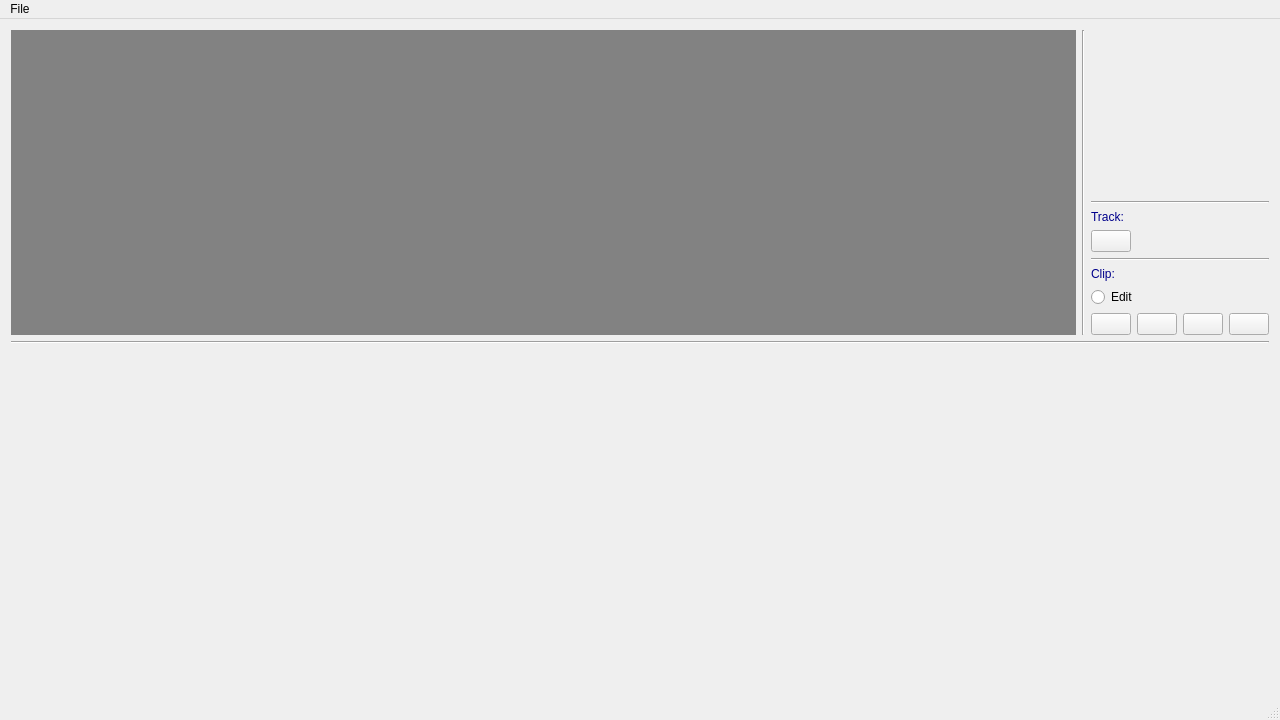
This is mainwindow.ui in sisi16/stop-motion as Qt 5 draws it before an edit. The edited form follows.
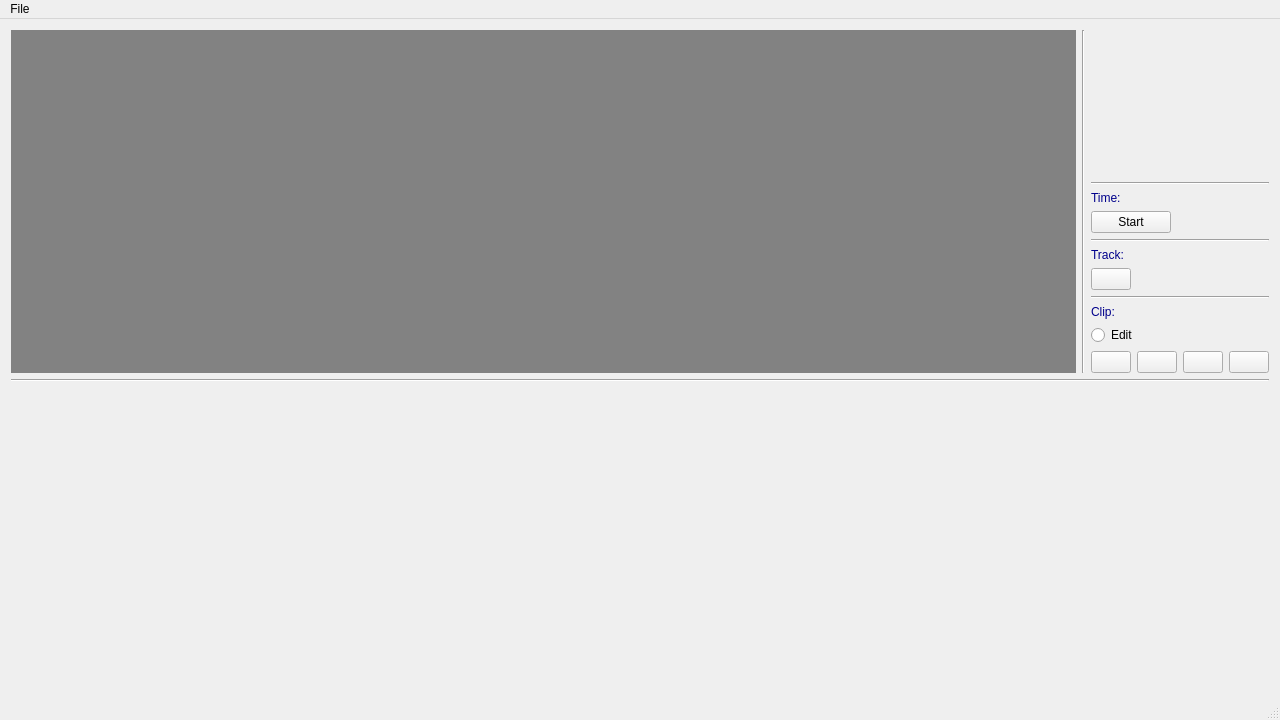
This is the edited form. Icons and pictures are not drawn.

```diff
--- a/mainwindow.ui
+++ b/mainwindow.ui
@@ -45,7 +45,7 @@
     </item>
     <item row="1" column="4">
      <layout class="QGridLayout" name="gridLayout_1">
-      <item row="3" column="0" colspan="4">
+      <item row="6" column="0" colspan="4">
        <widget class="Line" name="line_3">
         <property name="sizePolicy">
          <sizepolicy hsizetype="Preferred" vsizetype="Fixed">
@@ -58,7 +58,7 @@
         </property>
        </widget>
       </item>
-      <item row="1" column="0" colspan="4">
+      <item row="4" column="0" colspan="4">
        <widget class="QLabel" name="trackLabel">
         <property name="sizePolicy">
          <sizepolicy hsizetype="Fixed" vsizetype="Fixed">
@@ -75,7 +75,7 @@
         </property>
        </widget>
       </item>
-      <item row="4" column="0" colspan="4">
+      <item row="7" column="0" colspan="4">
        <widget class="QLabel" name="clipLabel">
         <property name="sizePolicy">
          <sizepolicy hsizetype="Fixed" vsizetype="Fixed">
@@ -92,7 +92,7 @@
         </property>
        </widget>
       </item>
-      <item row="2" column="0">
+      <item row="5" column="0">
        <widget class="QPushButton" name="playTrackButton">
         <property name="sizePolicy">
          <sizepolicy hsizetype="Fixed" vsizetype="Fixed">
@@ -109,7 +109,7 @@
         </property>
        </widget>
       </item>
-      <item row="0" column="0" colspan="4">
+      <item row="3" column="0" colspan="4">
        <widget class="Line" name="line_4">
         <property name="sizePolicy">
          <sizepolicy hsizetype="Preferred" vsizetype="Fixed">
@@ -122,7 +122,7 @@
         </property>
        </widget>
       </item>
-      <item row="5" column="0" colspan="2">
+      <item row="8" column="0" colspan="2">
        <widget class="QRadioButton" name="editRadioButton">
         <property name="sizePolicy">
          <sizepolicy hsizetype="Fixed" vsizetype="Fixed">
@@ -141,7 +141,7 @@
         </property>
        </widget>
       </item>
-      <item row="6" column="0">
+      <item row="9" column="0">
        <widget class="QPushButton" name="playClipButton">
         <property name="sizePolicy">
          <sizepolicy hsizetype="Fixed" vsizetype="Fixed">
@@ -164,7 +164,7 @@
         </property>
        </widget>
       </item>
-      <item row="6" column="3">
+      <item row="9" column="3">
        <widget class="QPushButton" name="nextButton">
         <property name="sizePolicy">
          <sizepolicy hsizetype="Fixed" vsizetype="Fixed">
@@ -187,7 +187,7 @@
         </property>
        </widget>
       </item>
-      <item row="6" column="2">
+      <item row="9" column="2">
        <widget class="QPushButton" name="preButton">
         <property name="sizePolicy">
          <sizepolicy hsizetype="Fixed" vsizetype="Fixed">
@@ -210,7 +210,7 @@
         </property>
        </widget>
       </item>
-      <item row="6" column="1">
+      <item row="9" column="1">
        <widget class="QPushButton" name="pauseButton">
         <property name="sizePolicy">
          <sizepolicy hsizetype="Fixed" vsizetype="Fixed">
@@ -233,6 +233,49 @@
         </property>
        </widget>
       </item>
+      <item row="0" column="0" colspan="4">
+       <widget class="Line" name="line_5">
+        <property name="sizePolicy">
+         <sizepolicy hsizetype="Preferred" vsizetype="Fixed">
+          <horstretch>0</horstretch>
+          <verstretch>0</verstretch>
+         </sizepolicy>
+        </property>
+        <property name="orientation">
+         <enum>Qt::Horizontal</enum>
+        </property>
+       </widget>
+      </item>
+      <item row="1" column="0" colspan="4">
+       <widget class="QLabel" name="label">
+        <property name="sizePolicy">
+         <sizepolicy hsizetype="Fixed" vsizetype="Fixed">
+          <horstretch>0</horstretch>
+          <verstretch>0</verstretch>
+         </sizepolicy>
+        </property>
+        <property name="styleSheet">
+         <string notr="true">font: 75 18pt &quot;Times New Roman&quot;;
+color: darkblue;</string>
+        </property>
+        <property name="text">
+         <string>Time:</string>
+        </property>
+       </widget>
+      </item>
+      <item row="2" column="0" colspan="4">
+       <widget class="QPushButton" name="countTimeButton">
+        <property name="sizePolicy">
+         <sizepolicy hsizetype="Fixed" vsizetype="Fixed">
+          <horstretch>0</horstretch>
+          <verstretch>0</verstretch>
+         </sizepolicy>
+        </property>
+        <property name="text">
+         <string>Start</string>
+        </property>
+       </widget>
+      </item>
      </layout>
     </item>
     <item row="3" column="0" colspan="5">
@@ -262,7 +305,7 @@
          <x>0</x>
          <y>0</y>
          <width>1262</width>
-         <height>153</height>
+         <height>128</height>
         </rect>
        </property>
        <layout class="QGridLayout" name="gridLayout_2"/>
@@ -289,7 +332,7 @@
          <x>0</x>
          <y>0</y>
          <width>1262</width>
-         <height>152</height>
+         <height>129</height>
         </rect>
        </property>
        <layout class="QGridLayout" name="gridLayout_3"/>
```
